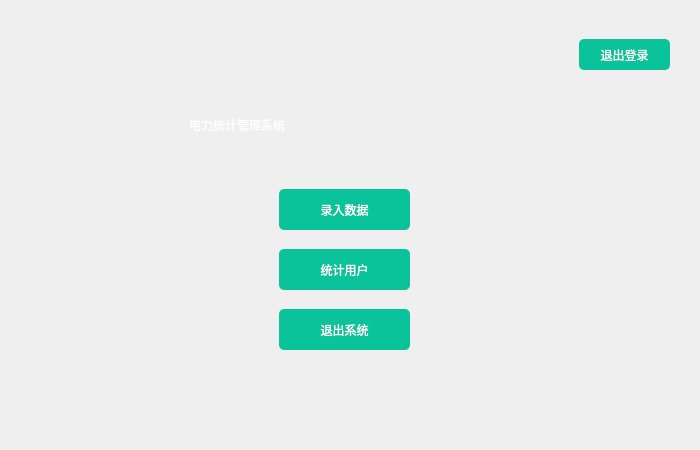
This is ElecSystem/Employee.ui in RongjunZhou/ElecSys as Qt 5 draws it before an edit. The edited form follows.
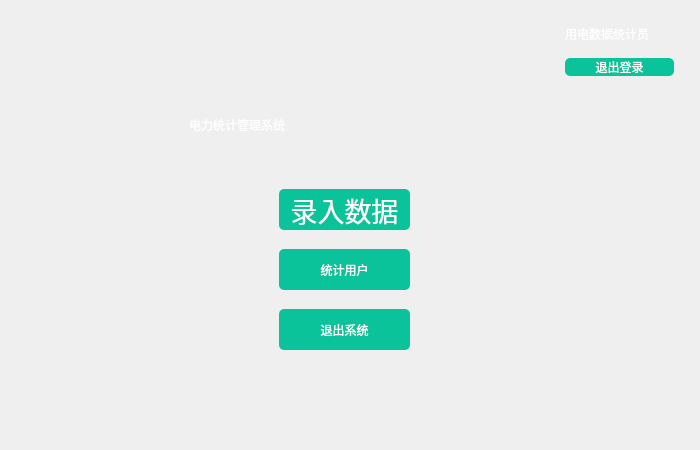
This is the edited form. Icons and pictures are not drawn.

```diff
--- a/ElecSystem/Employee.ui
+++ b/ElecSystem/Employee.ui
@@ -99,25 +99,73 @@
           <height>41</height>
          </rect>
         </property>
+        <property name="font">
+         <font>
+          <family>幼圆</family>
+          <pointsize>20</pointsize>
+          <italic>false</italic>
+          <bold>false</bold>
+         </font>
+        </property>
         <property name="text">
          <string>录入数据</string>
         </property>
        </widget>
-       <widget class="QPushButton" name="pushButton_6">
+       <widget class="QWidget" name="widget" native="true">
         <property name="geometry">
          <rect>
-          <x>570</x>
-          <y>30</y>
-          <width>91</width>
-          <height>31</height>
+          <x>520</x>
+          <y>10</y>
+          <width>145</width>
+          <height>61</height>
          </rect>
         </property>
-        <property name="styleSheet">
-         <string notr="true">font: 10pt &quot;微软雅黑&quot;;</string>
-        </property>
-        <property name="text">
-         <string>退出登录</string>
-        </property>
+        <layout class="QGridLayout" name="gridLayout_2">
+         <item row="0" column="0">
+          <widget class="QLabel" name="label_4">
+           <property name="minimumSize">
+            <size>
+             <width>30</width>
+             <height>30</height>
+            </size>
+           </property>
+           <property name="maximumSize">
+            <size>
+             <width>30</width>
+             <height>30</height>
+            </size>
+           </property>
+           <property name="styleSheet">
+            <string notr="true">
+border-image: url(:/image/pic.png);</string>
+           </property>
+           <property name="text">
+            <string/>
+           </property>
+          </widget>
+         </item>
+         <item row="0" column="1">
+          <widget class="QLabel" name="label_5">
+           <property name="styleSheet">
+            <string notr="true">color: rgb(255, 255, 255);
+font: 10pt &quot;微软雅黑&quot;;</string>
+           </property>
+           <property name="text">
+            <string>用电数据统计员</string>
+           </property>
+          </widget>
+         </item>
+         <item row="2" column="1" rowspan="2">
+          <widget class="QPushButton" name="pushButton_6">
+           <property name="styleSheet">
+            <string notr="true">font: 10pt &quot;微软雅黑&quot;;</string>
+           </property>
+           <property name="text">
+            <string>退出登录</string>
+           </property>
+          </widget>
+         </item>
+        </layout>
        </widget>
       </widget>
       <widget class="QWidget" name="searchpage">
```
Left out of the diff: 2 changed lines with no effect on the pictures.
